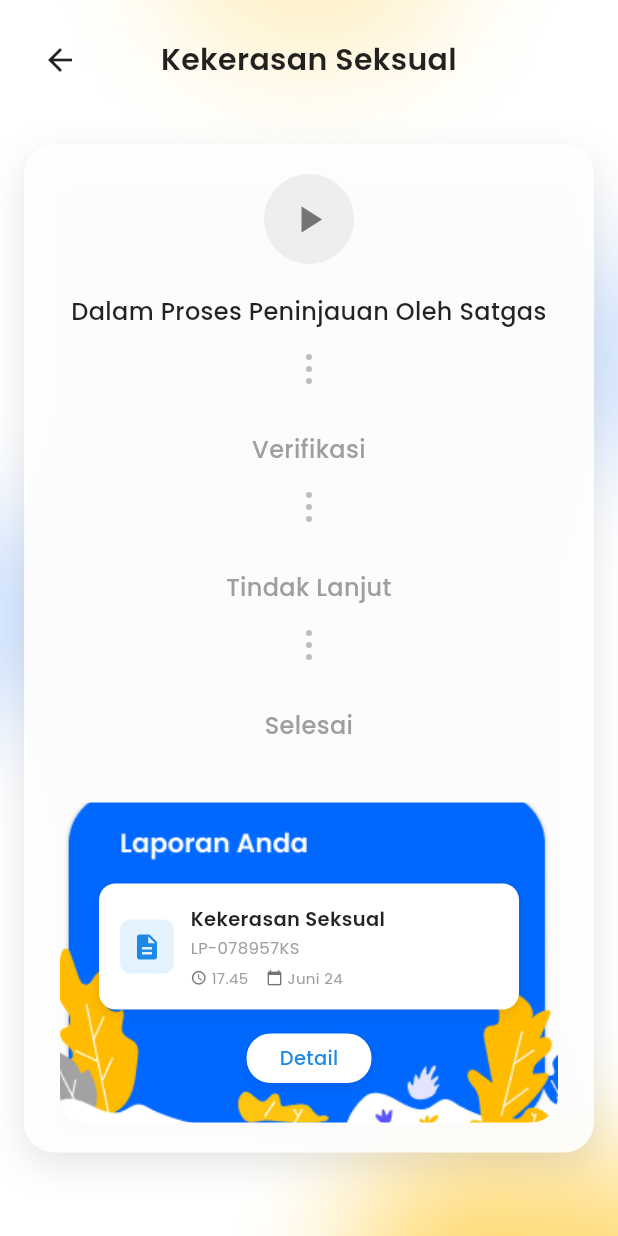
After one commit to Arsieruuu/ppkpt_mobile, a Flutter app: the PelaporanPage screen opened by its route, after a tap on "Kekerasan Seksual", on a phone screen of 412 x 824 dp. The commit adds this screen. Run offline on Flutter 3.47's test engine with Material 3 defaults, Android fonts, the light colour scheme and no system bars.

Commit message:
Add rincian laporan

```diff
--- /dev/null
+++ b/lib/pages/detail_kekerasan_seksual_page.dart
@@ -0,0 +1,318 @@
+import 'package:flutter/material.dart';
+
+class DetailKekerasanSeksualPage extends StatelessWidget {
+  const DetailKekerasanSeksualPage({super.key});
+
+  @override
+  Widget build(BuildContext context) {
+    return Scaffold(
+      body: Stack(
+        children: [
+          // Background Image
+          Container(
+            decoration: const BoxDecoration(
+              image: DecorationImage(
+                image: AssetImage(
+                  'assets/images/backgrounds/background_page.png',
+                ),
+                fit: BoxFit.cover,
+              ),
+            ),
+          ),
+
+          // Main Content
+          SafeArea(
+            child: Column(
+              children: [
+                // Custom AppBar
+                Padding(
+                  padding: const EdgeInsets.all(16.0),
+                  child: Row(
+                    children: [
+                      IconButton(
+                        icon: const Icon(
+                          Icons.arrow_back,
+                          color: Colors.black87,
+                        ),
+                        onPressed: () => Navigator.pop(context),
+                      ),
+                      Expanded(
+                        child: Text(
+                          'Kekerasan Seksual',
+                          style: TextStyle(
+                            fontSize: 20,
+                            fontWeight: FontWeight.w600,
+                            fontFamily: 'Poppins',
+                            color: Colors.black87,
+                          ),
+                          textAlign: TextAlign.center,
+                        ),
+                      ),
+                      const SizedBox(width: 48), // To balance the back button
+                    ],
+                  ),
+                ),
+
+                // Scrollable Content
+                Expanded(
+                  child: SingleChildScrollView(
+                    child: Padding(
+                      padding: const EdgeInsets.all(16.0),
+                      child: Container(
+                        padding: const EdgeInsets.all(20),
+                        decoration: BoxDecoration(
+                          color: Colors.white.withOpacity(0.9), // Added opacity
+                          borderRadius: BorderRadius.circular(20),
+                          boxShadow: [
+                            BoxShadow(
+                              color: Colors.black.withOpacity(0.1),
+                              blurRadius: 20,
+                              offset: const Offset(0, 8),
+                            ),
+                          ],
+                        ),
+                        child: Column(
+                          crossAxisAlignment: CrossAxisAlignment.center,
+                          children: [
+                            // Play button icon
+                            Container(
+                              width: 60,
+                              height: 60,
+                              decoration: BoxDecoration(
+                                color: Colors.grey.shade200,
+                                shape: BoxShape.circle,
+                              ),
+                              child: Icon(
+                                Icons.play_arrow,
+                                size: 30,
+                                color: Colors.grey.shade600,
+                              ),
+                            ),
+
+                            const SizedBox(height: 20),
+
+                            // Timeline steps
+                            _buildTimelineStep(
+                              'Dalam Proses Peninjauan Oleh Satgas',
+                              true,
+                              false,
+                            ),
+                            const SizedBox(height: 30),
+                            _buildTimelineStep('Verifikasi', false, false),
+                            const SizedBox(height: 30),
+                            _buildTimelineStep('Tindak Lanjut', false, false),
+                            const SizedBox(height: 30),
+                            _buildTimelineStep('Selesai', false, true),
+
+                            const SizedBox(height: 40),
+
+                            // Laporan Anda Card - Using asset with content overlay (Bigger size)
+                            Stack(
+                              children: [
+                                // Background card asset - Made bigger but proportional
+                                Container(
+                                  margin: const EdgeInsets.symmetric(horizontal: 4),
+                                  child: ClipRRect(
+                                    borderRadius: BorderRadius.circular(18),
+                                    child: Transform.scale(
+                                      scale: 1.1, // Scale up by 10%
+                                      child: Image.asset(
+                                        'assets/images/elements/laporanandacard.png',
+                                        width: double.infinity,
+                                        fit: BoxFit.fitWidth,
+                                      ),
+                                    ),
+                                  ),
+                                ),
+                                // Content overlay - Properly positioned for scaled card
+                                Positioned.fill(
+                                  child: Padding(
+                                    padding: const EdgeInsets.all(22.0),
+                                    child: Column(
+                                      crossAxisAlignment: CrossAxisAlignment.start,
+                                      children: [
+                                        const SizedBox(height: 32), // Space for "Laporan Anda" text in image
+
+                                        // Report Card - Balanced size
+                                        Container(
+                                          width: double.infinity,
+                                          padding: const EdgeInsets.all(14),
+                                          margin: const EdgeInsets.symmetric(horizontal: 8),
+                                          decoration: BoxDecoration(
+                                            color: Colors.white,
+                                            borderRadius: BorderRadius.circular(11),
+                                            boxShadow: [
+                                              BoxShadow(
+                                                color: Colors.black.withOpacity(0.1),
+                                                blurRadius: 6,
+                                                offset: const Offset(0, 2),
+                                              ),
+                                            ],
+                                          ),
+                                          child: Row(
+                                            children: [
+                                              Container(
+                                                width: 36,
+                                                height: 36,
+                                                decoration: BoxDecoration(
+                                                  color: Colors.blue.shade50,
+                                                  borderRadius: BorderRadius.circular(7),
+                                                ),
+                                                child: Icon(
+                                                  Icons.description,
+                                                  color: Colors.blue.shade600,
+                                                  size: 20,
+                                                ),
+                                              ),
+                                              const SizedBox(width: 11),
+                                              Expanded(
+                                                child: Column(
+                                                  crossAxisAlignment: CrossAxisAlignment.start,
+                                                  children: [
+                                                    const Text(
+                                                      'Kekerasan Seksual',
+                                                      style: TextStyle(
+                                                        fontSize: 13,
+                                                        fontWeight: FontWeight.w600,
+                                                        fontFamily: 'Poppins',
+                                                        color: Colors.black87,
+                                                      ),
+                                                    ),
+                                                    const SizedBox(height: 2),
+                                                    const Text(
+                                                      'LP-078957KS',
+                                                      style: TextStyle(
+                                                        fontSize: 11,
+                                                        fontWeight: FontWeight.w400,
+                                                        fontFamily: 'Poppins',
+                                                        color: Colors.grey,
+                                                      ),
+                                                    ),
+                                                    const SizedBox(height: 5),
+                                                    Row(
+                                                      children: [
+                                                        Icon(
+                                                          Icons.access_time,
+                                                          size: 11,
+                                                          color: Colors.grey.shade600,
+                                                        ),
+                                                        const SizedBox(width: 3),
+                                                        const Text(
+                                                          '17.45',
+                                                          style: TextStyle(
+                                                            fontSize: 10,
+                                                            fontFamily: 'Poppins',
+                                                            color: Colors.grey,
+                                                          ),
+                                                        ),
+                                                        const SizedBox(width: 12),
+                                                        Icon(
+                                                          Icons.calendar_today,
+                                                          size: 11,
+                                                          color: Colors.grey.shade600,
+                                                        ),
+                                                        const SizedBox(width: 3),
+                                                        const Text(
+                                                          'Juni 24',
+                                                          style: TextStyle(
+                                                            fontSize: 10,
+                                                            fontFamily: 'Poppins',
+                                                            color: Colors.grey,
+                                                          ),
+                                                        ),
+                                                      ],
+                                                    ),
+                                                  ],
+                                                ),
+                                              ),
+                                            ],
+                                          ),
+                                        ),
+
+                                        const SizedBox(height: 16),
+
+                                        // Detail Button - White color
+                                        Center(
+                                          child: Container(
+                                            padding: const EdgeInsets.symmetric(
+                                              horizontal: 22,
+                                              vertical: 7,
+                                            ),
+                                            decoration: BoxDecoration(
+                                              color: Colors.white,
+                                              borderRadius: BorderRadius.circular(16),
+                                              boxShadow: [
+                                                BoxShadow(
+                                                  color: Colors.black.withOpacity(0.1),
+                                                  blurRadius: 5,
+                                                  offset: const Offset(0, 2),
+                                                ),
+                                              ],
+                                            ),
+                                            child: Text(
+                                              'Detail',
+                                              style: TextStyle(
+                                                fontSize: 13,
+                                                fontWeight: FontWeight.w500,
+                                                fontFamily: 'Poppins',
+                                                color: Colors.blue.shade600,
+                                              ),
+                                            ),
+                                          ),
+                                        ),
+                                      ],
+                                    ),
+                                  ),
+                                ),
+                              ],
+                            ),
+                          ],
+                        ),
+                      ),
+                    ),
+                  ),
+                ),
+              ],
+            ),
+          ),
+        ],
+      ),
+    );
+  }
+
+  Widget _buildTimelineStep(String title, bool isActive, bool isLast) {
+    return Column(
+      children: [
+        Text(
+          title,
+          style: TextStyle(
+            fontSize: 16,
+            fontWeight: FontWeight.w500,
+            fontFamily: 'Poppins',
+            color: isActive ? Colors.black87 : Colors.grey.shade500,
+          ),
+          textAlign: TextAlign.center,
+        ),
+
+        if (!isLast) ...[
+          const SizedBox(height: 15),
+          // Dots
+          Column(
+            children: List.generate(
+              3,
+              (index) => Container(
+                width: 4,
+                height: 4,
+                margin: const EdgeInsets.symmetric(vertical: 2),
+                decoration: BoxDecoration(
+                  color: Colors.grey.shade400,
+                  shape: BoxShape.circle,
+                ),
+              ),
+            ),
+          ),
+        ],
+      ],
+    );
+  }
+}
--- a/lib/pages/pelaporan_page.dart
+++ b/lib/pages/pelaporan_page.dart
@@ -1,4 +1,5 @@
 import 'package:flutter/material.dart';
+import 'detail_kekerasan_seksual_page.dart';
 
 class PelaporanPage extends StatelessWidget {
   const PelaporanPage({super.key});
@@ -121,7 +122,10 @@ class PelaporanPage extends StatelessWidget {
                       child: Container(
                         width: double.infinity,
                         color: Colors.white,
-                        padding: const EdgeInsets.symmetric(vertical: 12, horizontal: 20),
+                        padding: const EdgeInsets.symmetric(
+                          vertical: 12,
+                          horizontal: 20,
+                        ),
                         child: GestureDetector(
                           onTap: () {
                             _showLaporanDialog(context);
@@ -139,7 +143,10 @@ class PelaporanPage extends StatelessWidget {
                     // Header "Status Laporan" - fixed, tidak ikut scroll
                     Container(
                       width: double.infinity,
-                      padding: const EdgeInsets.symmetric(horizontal: 20, vertical: 16),
+                      padding: const EdgeInsets.symmetric(
+                        horizontal: 20,
+                        vertical: 16,
+                      ),
                       color: Colors.white,
                       child: const Text(
                         'Status Laporan',
@@ -159,15 +166,26 @@ class PelaporanPage extends StatelessWidget {
                         child: Column(
                           crossAxisAlignment: CrossAxisAlignment.start,
                           children: [
-
-                            // Report Card "Kekerasan Seksual"
-                            Container(
+                            // Report Card "Kekerasan Seksual" - clickable
+                            GestureDetector(
+                              onTap: () {
+                                Navigator.push(
+                                  context,
+                                  MaterialPageRoute(
+                                    builder: (context) =>
+                                        const DetailKekerasanSeksualPage(),
+                                  ),
+                                );
+                              },
+                              child: Container(
                                 width: double.infinity,
                                 padding: const EdgeInsets.all(16),
                                 decoration: BoxDecoration(
                                   color: Colors.white,
                                   borderRadius: BorderRadius.circular(12),
-                                border: Border.all(color: Colors.grey.shade200),
+                                  border: Border.all(
+                                    color: Colors.grey.shade200,
+                                  ),
                                   boxShadow: [
                                     BoxShadow(
                                       color: Colors.black.withOpacity(0.05),
@@ -197,7 +215,8 @@ class PelaporanPage extends StatelessWidget {
                                     // Content
                                     Expanded(
                                       child: Column(
-                                      crossAxisAlignment: CrossAxisAlignment.start,
+                                        crossAxisAlignment:
+                                            CrossAxisAlignment.start,
                                         children: [
                                           const Text(
                                             'Kekerasan Seksual',
@@ -290,17 +309,22 @@ class PelaporanPage extends StatelessWidget {
                                   ],
                                 ),
                               ),
+                            ),
 
                             const SizedBox(height: 20),
 
                             // Tambahan content untuk scroll demonstration
-                            ...List.generate(5, (index) => Container(
+                            ...List.generate(
+                              5,
+                              (index) => Container(
                                 margin: const EdgeInsets.only(bottom: 16),
                                 padding: const EdgeInsets.all(16),
                                 decoration: BoxDecoration(
                                   color: Colors.white,
                                   borderRadius: BorderRadius.circular(12),
-                                border: Border.all(color: Colors.grey.shade200),
+                                  border: Border.all(
+                                    color: Colors.grey.shade200,
+                                  ),
                                   boxShadow: [
                                     BoxShadow(
                                       color: Colors.black.withOpacity(0.05),
@@ -327,7 +351,8 @@ class PelaporanPage extends StatelessWidget {
                                     const SizedBox(width: 12),
                                     Expanded(
                                       child: Column(
-                                      crossAxisAlignment: CrossAxisAlignment.start,
+                                        crossAxisAlignment:
+                                            CrossAxisAlignment.start,
                                         children: [
                                           Text(
                                             'Laporan ${index + 2}',
@@ -391,23 +416,33 @@ class PelaporanPage extends StatelessWidget {
                                         vertical: 4,
                                       ),
                                       decoration: BoxDecoration(
-                                      color: index % 2 == 0 ? Colors.green.shade50 : Colors.orange.shade50,
+                                        color: index % 2 == 0
+                                            ? Colors.green.shade50
+                                            : Colors.orange.shade50,
                                         borderRadius: BorderRadius.circular(12),
                                       ),
                                       child: Row(
                                         mainAxisSize: MainAxisSize.min,
                                         children: [
                                           Icon(
-                                          index % 2 == 0 ? Icons.check_circle : Icons.pending,
+                                            index % 2 == 0
+                                                ? Icons.check_circle
+                                                : Icons.pending,
                                             size: 14,
-                                          color: index % 2 == 0 ? Colors.green.shade600 : Colors.orange.shade600,
+                                            color: index % 2 == 0
+                                                ? Colors.green.shade600
+                                                : Colors.orange.shade600,
                                           ),
                                           const SizedBox(width: 4),
                                           Text(
-                                          index % 2 == 0 ? 'Selesai' : 'Pending',
+                                            index % 2 == 0
+                                                ? 'Selesai'
+                                                : 'Pending',
                                             style: TextStyle(
                                               fontSize: 12,
-                                            color: index % 2 == 0 ? Colors.green.shade600 : Colors.orange.shade600,
+                                              color: index % 2 == 0
+                                                  ? Colors.green.shade600
+                                                  : Colors.orange.shade600,
                                               fontWeight: FontWeight.w500,
                                               fontFamily: 'Poppins',
                                             ),
@@ -417,9 +452,12 @@ class PelaporanPage extends StatelessWidget {
                                     ),
                                   ],
                                 ),
-                            )),
+                              ),
+                            ),
 
-                            const SizedBox(height: 100), // Extra space untuk scroll
+                            const SizedBox(
+                              height: 100,
+                            ), // Extra space untuk scroll
                           ],
                         ),
                       ),
```
Also changed, not shown: assets/images/elements/daun.png (added), assets/images/elements/laporanandacard.png (added). Lines whose indentation alone changed are shown as unchanged.
